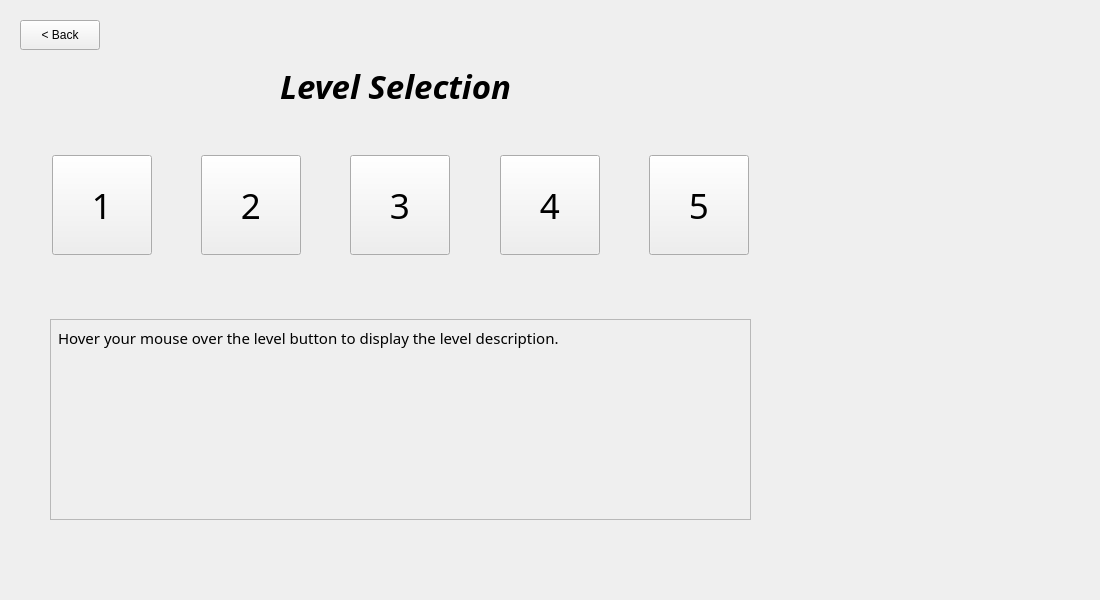
Old version of the form mainwindow.ui in the repository UofU-CS3505/cs3505-CodeQuest.
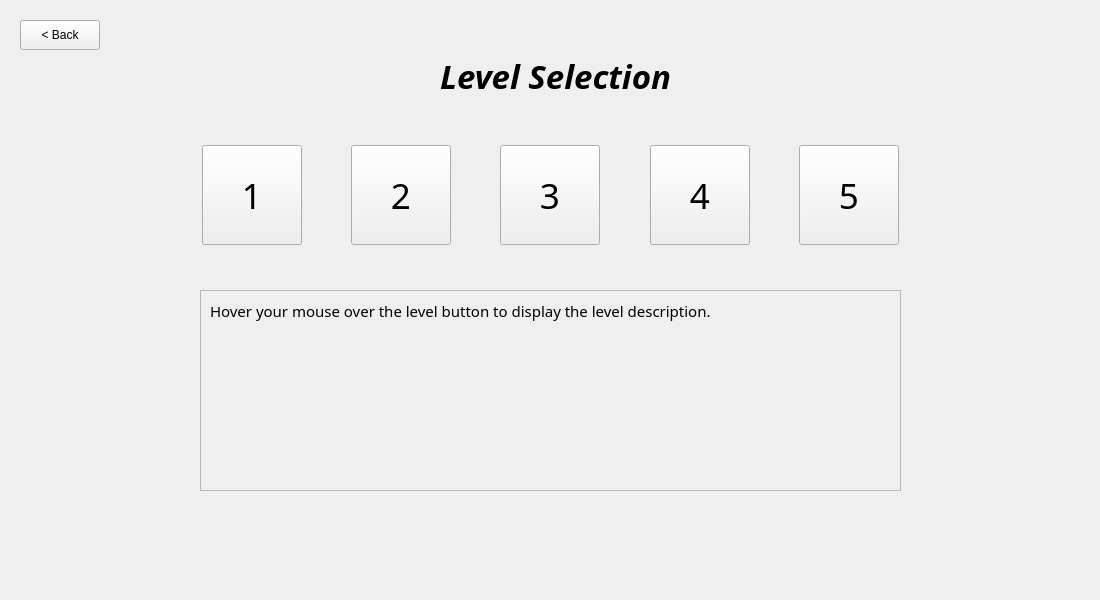
New version of the form. The open tabs and pages were chosen to show the change. Custom widgets are drawn as their Qt base class.

Commit message: change the select level position

```diff
--- a/mainwindow.ui
+++ b/mainwindow.ui
@@ -178,8 +178,8 @@
      <widget class="QLabel" name="levelSelectionLabel">
       <property name="geometry">
        <rect>
-        <x>260</x>
-        <y>50</y>
+        <x>420</x>
+        <y>40</y>
         <width>271</width>
         <height>71</height>
        </rect>
@@ -218,8 +218,8 @@
      <widget class="QWidget" name="layoutWidget">
       <property name="geometry">
        <rect>
-        <x>10</x>
-        <y>140</y>
+        <x>160</x>
+        <y>130</y>
         <width>781</width>
         <height>131</height>
        </rect>
@@ -578,8 +578,8 @@
      <widget class="QFrame" name="levelDescriptionFrame">
       <property name="geometry">
        <rect>
-        <x>50</x>
-        <y>319</y>
+        <x>200</x>
+        <y>290</y>
         <width>701</width>
         <height>201</height>
        </rect>
@@ -593,8 +593,8 @@
       <widget class="QLabel" name="levelDescriptionLabel">
        <property name="geometry">
         <rect>
-         <x>8</x>
-         <y>8</y>
+         <x>10</x>
+         <y>10</y>
          <width>681</width>
          <height>181</height>
         </rect>
```
Left out of the diff: 2 changed lines with no effect on the pictures.
